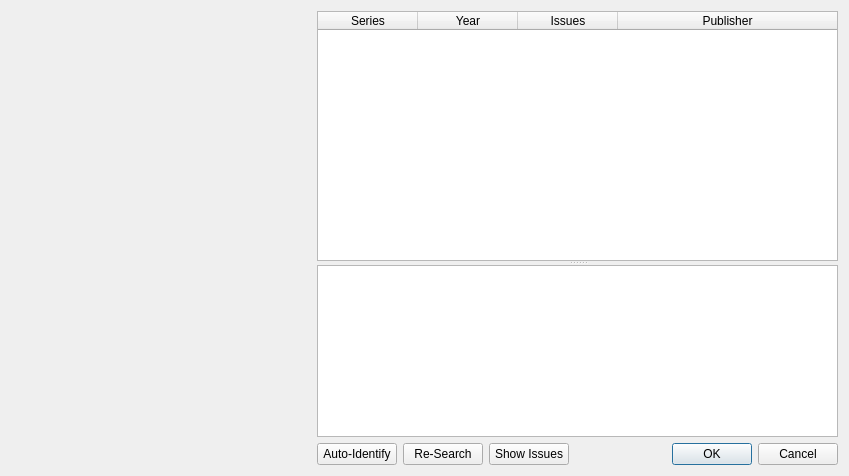
Before: the Qt Designer form comictaggerlib/ui/volumeselectionwindow.ui in comictagger/comictagger, drawn with Qt 5.
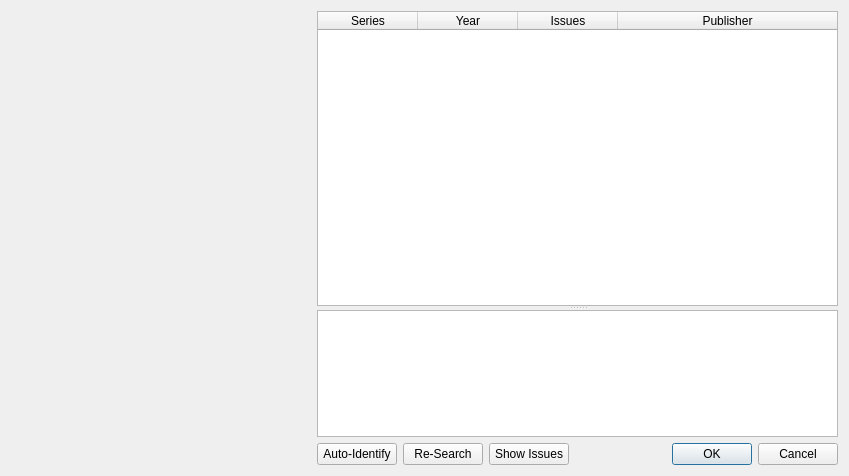
After: the same form once the commit is applied.

Commit message: Fixed the resizing with the splitter

The edit to the form file:
```diff
--- a/comictaggerlib/ui/volumeselectionwindow.ui
+++ b/comictaggerlib/ui/volumeselectionwindow.ui
@@ -44,15 +44,15 @@
          </property>
          <widget class="QTableWidget" name="twList">
           <property name="sizePolicy">
-           <sizepolicy hsizetype="Expanding" vsizetype="MinimumExpanding">
+           <sizepolicy hsizetype="Expanding" vsizetype="Expanding">
             <horstretch>0</horstretch>
-            <verstretch>0</verstretch>
+            <verstretch>7</verstretch>
            </sizepolicy>
           </property>
           <property name="minimumSize">
            <size>
             <width>0</width>
-            <height>250</height>
+            <height>0</height>
            </size>
           </property>
           <property name="selectionMode">
@@ -102,15 +102,15 @@
          </widget>
          <widget class="QTextEdit" name="teDetails">
           <property name="sizePolicy">
-           <sizepolicy hsizetype="Expanding" vsizetype="Maximum">
+           <sizepolicy hsizetype="Expanding" vsizetype="Expanding">
             <horstretch>0</horstretch>
-            <verstretch>0</verstretch>
+            <verstretch>3</verstretch>
            </sizepolicy>
           </property>
           <property name="maximumSize">
            <size>
             <width>16777215</width>
-            <height>200</height>
+            <height>16777215</height>
            </size>
           </property>
           <property name="readOnly">
```
Left out of the diff: 3 changed lines with no effect on the pictures.
